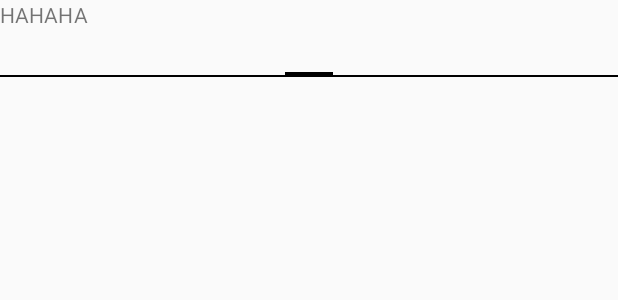
After one commit to hanselgunawan/ViewPagerAndroid, an Android app: the layout first_fragment.xml on its own in the app's theme, with its tools: preview values and no code run, on a phone screen of 412 x 824 dp. The commit adds this screen. Shown: the top 300 px of the screen. Run offline under Robolectric (Android 15) with nearby library versions, the phone set to English and light mode, and no system bars.

Commit message:
added fragments and viewpageradapter

```diff
--- a/app/src/main/java/com/hanseltritama/viewpagerdemo/MainActivity.kt
+++ b/app/src/main/java/com/hanseltritama/viewpagerdemo/MainActivity.kt
@@ -2,11 +2,17 @@ package com.hanseltritama.viewpagerdemo
 
 import androidx.appcompat.app.AppCompatActivity
 import android.os.Bundle
+import androidx.fragment.app.FragmentPagerAdapter
+import kotlinx.android.synthetic.main.first_fragment.*
 
 class MainActivity : AppCompatActivity() {
+
+    lateinit var adapterViewPager: FragmentPagerAdapter
 
     override fun onCreate(savedInstanceState: Bundle?) {
         super.onCreate(savedInstanceState)
         setContentView(R.layout.activity_main)
+        adapterViewPager = MyPagerAdapter(supportFragmentManager)
+        vpPager.adapter = adapterViewPager
     }
 }
--- a/app/src/main/res/layout/activity_main.xml
+++ b/app/src/main/res/layout/activity_main.xml
@@ -1,7 +1,8 @@
 <?xml version="1.0" encoding="utf-8"?>
-<androidx.constraintlayout.widget.ConstraintLayout xmlns:android="http://schemas.android.com/apk/res/android"
+<androidx.constraintlayout.widget.ConstraintLayout
+    xmlns:android="http://schemas.android.com/apk/res/android"
+    xmlns:tools="http://schemas.android.com/tools"
     xmlns:app="http://schemas.android.com/apk/res-auto"
-    xmlns:tools="http://schemas.android.com/tools"
     android:layout_width="match_parent"
     android:layout_height="match_parent"
     tools:context=".MainActivity">
--- /dev/null
+++ b/app/src/main/res/layout/first_fragment.xml
@@ -0,0 +1,29 @@
+<?xml version="1.0" encoding="utf-8"?>
+<LinearLayout
+    xmlns:android="http://schemas.android.com/apk/res/android"
+    android:layout_width="match_parent"
+    android:layout_height="match_parent"
+    android:orientation="vertical">
+
+    <TextView
+        android:id="@+id/tvLabel"
+        android:text="HAHAHA"
+        android:layout_width="wrap_content"
+        android:layout_height="wrap_content" />
+
+    <androidx.viewpager.widget.ViewPager
+        android:id="@+id/vpPager"
+        android:layout_width="match_parent"
+        android:layout_height="wrap_content">
+
+        <androidx.viewpager.widget.PagerTabStrip
+            android:id="@+id/pager_header"
+            android:layout_width="match_parent"
+            android:layout_height="wrap_content"
+            android:layout_gravity="top"
+            android:paddingBottom="4dp"
+            android:paddingTop="4dp" />
+
+    </androidx.viewpager.widget.ViewPager>
+
+</LinearLayout>
```
Also changed, not shown: app/src/main/java/com/hanseltritama/viewpagerdemo/FirstFragment.kt (added, +44 -0 lines), app/src/main/java/com/hanseltritama/viewpagerdemo/MyPagerAdapter.kt (added, +30 -0 lines), app/src/main/java/com/hanseltritama/viewpagerdemo/SecondFragment.kt (added, +46 -0 lines), app/src/main/res/layout/second_fragment.xml (added, +29 -0 lines).
